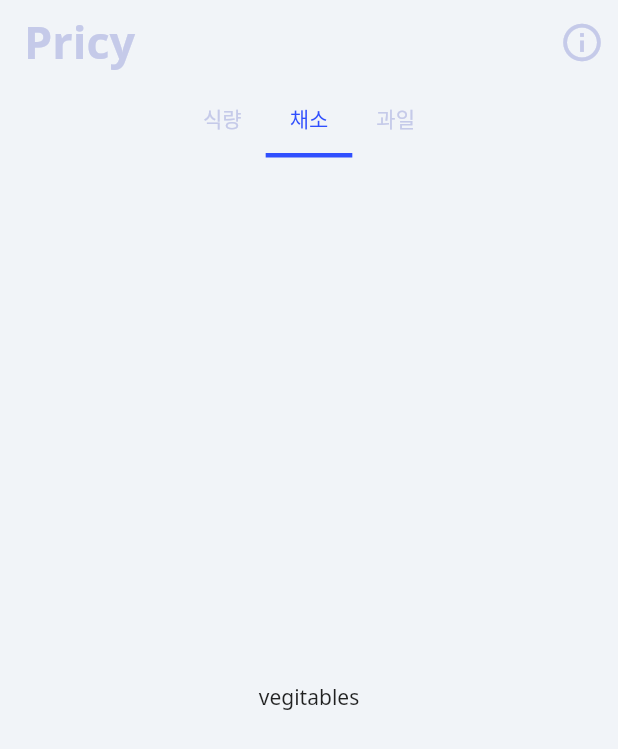
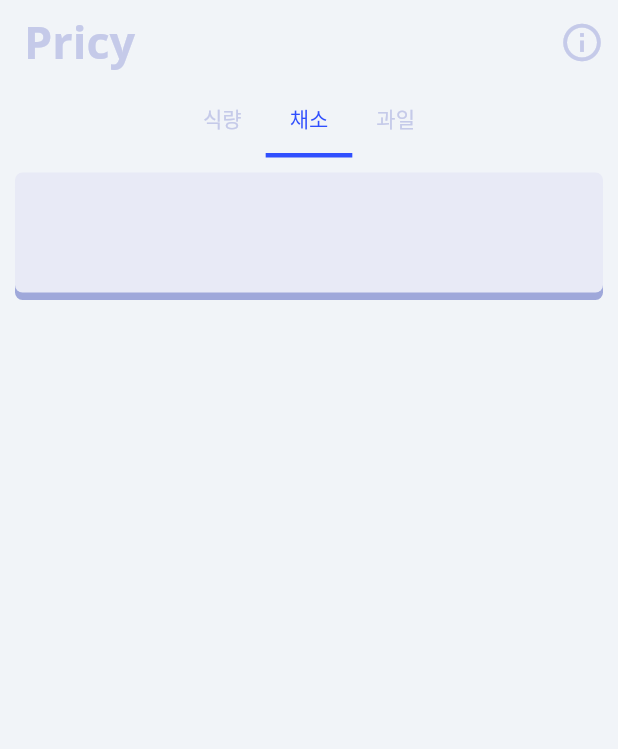
Before and after one commit to yujinkim1/pricy-flutter, a Flutter app: the screen it shows after launch, tab 3 chosen, on a phone screen of 412 x 824 dp. Shown: the top 749 px of the screen. Run offline on Flutter 3.47's test engine with Material 2 defaults, Android fonts, the light colour scheme and no system bars.

Commit message:
add ListView

```diff
--- a/lib/assets/colors/palette.dart
+++ b/lib/assets/colors/palette.dart
@@ -19,10 +19,13 @@ class Palette {
     },
   );
   */
-  //Mark3: 컬러코드를 그대로 전달하지 않고 정적 상수를 사용해 직관적인 코드를 생성
+  //MARK: 컬러코드를 그대로 전달하지 않고 정적 상수를 사용해 직관적인 코드를 생성
   static const screensColor = Color(0xfff1f4f8);
   static const normalTextColor = Color(0xffc5cae9);
   static const highLightColor = Color(0xff3949ab);
-  static const containersColor = Color(0xff9fa8da);
   static const tabLabelColor = Color(0xFF304FFE);
+  //MARK: Shadow Color
+  static const shadowColor = Color(0xff9fa8da);
+  //MARK: Container Color
+  static const containersColor = Color(0xffe8eaf6);
 }
--- a/lib/home.dart
+++ b/lib/home.dart
@@ -1,5 +1,6 @@
 import 'package:flutter/material.dart';
 import 'assets/colors/palette.dart';
+import 'models/ListContainer.dart';
 
 class HomePage extends StatefulWidget {
   const HomePage({super.key, required this.title});
@@ -40,6 +41,7 @@ class _HomePageState extends State<HomePage> {
                       content: SingleChildScrollView(
                         child: ListBody(
                           children: [
+                            //MARK: Information needs Classifier
                             Text("개발자"),
                             Text("김유진"),
                             Text("박현렬"),
@@ -89,8 +91,51 @@ class _HomePageState extends State<HomePage> {
             //MARK: TabBarView
             TabBarView(
           children: <Widget>[
-            Tab(text: "rice"),
-            Tab(text: "vegitables"),
+            Tab(
+              child: Padding(
+                padding: EdgeInsetsDirectional.fromSTEB(10, 0, 10, 0),
+                child: ListView(
+                  scrollDirection: Axis.vertical,
+                  padding: EdgeInsets.zero,
+                  children: [
+                    Padding(
+                      padding: EdgeInsetsDirectional.fromSTEB(0, 10, 0, 0),
+                      child: Container(
+                        width: 50,
+                        height: 80,
+                        decoration: BoxDecoration(
+                          color: Palette.containersColor,
+                          borderRadius: BorderRadius.circular(5.0),
+                          shape: BoxShape.rectangle,
+                          boxShadow: [
+                            BoxShadow(
+                                blurRadius: 0,
+                                color: Palette.shadowColor,
+                                offset: Offset(0, 5))
+                          ],
+                        ),
+                      ),
+                    ),
+                  ],
+                ),
+              ),
+            ),
+            //MARK: ListContainer class test
+            Tab(
+              child: Padding(
+                padding: EdgeInsetsDirectional.fromSTEB(10, 0, 10, 0),
+                child: ListView(
+                  scrollDirection: Axis.vertical,
+                  padding: EdgeInsets.zero,
+                  children: [
+                    Padding(
+                      padding: EdgeInsetsDirectional.fromSTEB(0, 10, 0, 0),
+                      child: CustomBox(),
+                    )
+                  ],
+                ),
+              ),
+            ),
             Tab(text: "Fruits"),
           ],
         ),
--- /dev/null
+++ b/lib/models/ListContainer.dart
@@ -0,0 +1,21 @@
+import "package:flutter/material.dart";
+import "/assets/colors/palette.dart";
+
+//MARK: 코드 간결화를 위한 컨테이너 클래스화
+class CustomBox extends StatelessWidget {
+  @override
+  Widget build(BuildContext context) {
+    return Container(
+      width: 50,
+      height: 80,
+      decoration: BoxDecoration(
+          color: Palette.containersColor,
+          borderRadius: BorderRadius.circular(5.0),
+          shape: BoxShape.rectangle,
+          boxShadow: [
+            BoxShadow(
+                blurRadius: 0, color: Palette.shadowColor, offset: Offset(0, 5))
+          ]),
+    );
+  }
+}
```
Also changed, not shown: 19 other files.
